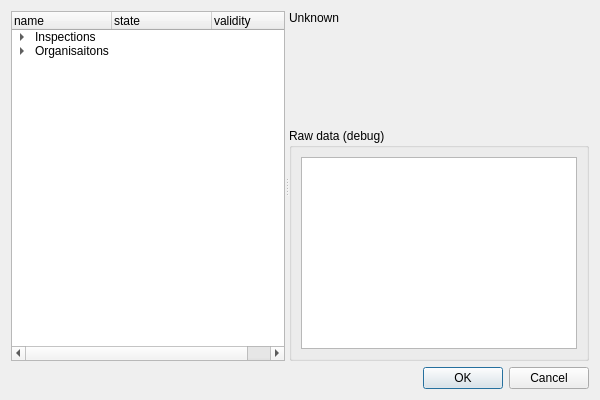
Above: qgepqwat2ili/gui/gui_import.ui from QGEP/qgepqwat2ili before the change. Below: the same form after it.
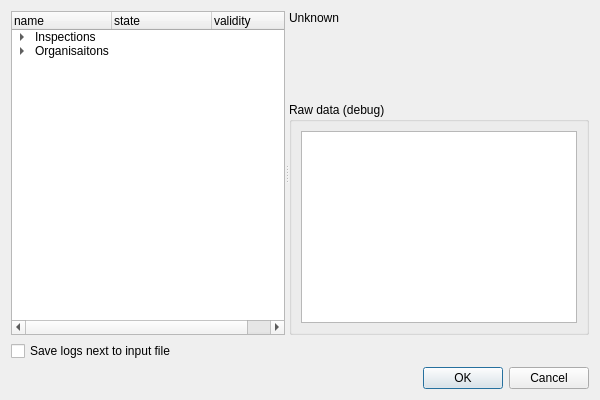
That is the form after the change. Custom widgets are drawn as their Qt base class.

Commit message: add ability to save logs next to input/output file

```diff
--- a/qgepqwat2ili/gui/gui_import.ui
+++ b/qgepqwat2ili/gui/gui_import.ui
@@ -191,6 +191,13 @@
      </widget>
     </widget>
    </item>
+   <item>
+    <widget class="QCheckBox" name="save_logs_next_to_file_checkbox">
+     <property name="text">
+      <string>Save logs next to input file</string>
+     </property>
+    </widget>
+   </item>
    <item>
     <widget class="QDialogButtonBox" name="buttonBox">
      <property name="orientation">
```
The commit also changes 5 other files.
